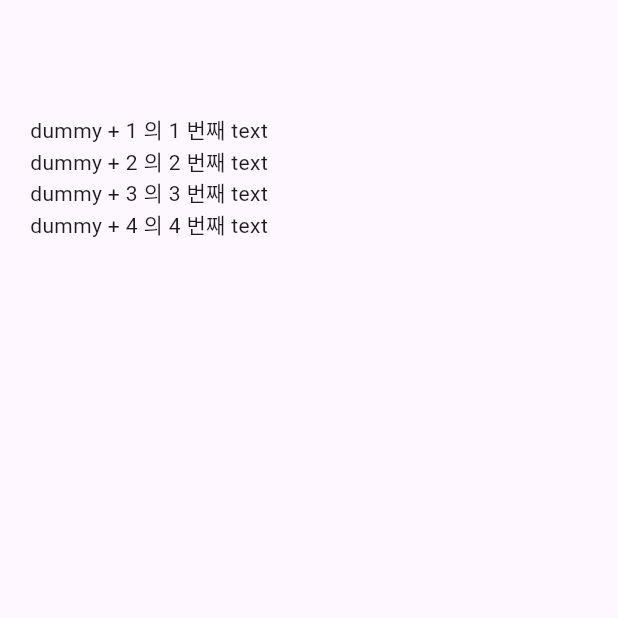
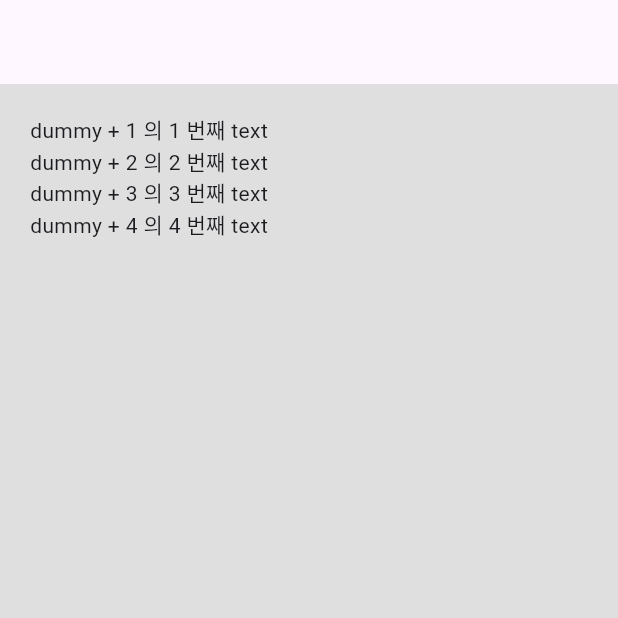
Before and after one commit to team-PHAETHON/Pharmesan_APP, a Flutter app: the screen it shows after launch, on a phone screen of 412 x 824 dp, the top half of it. Run offline on Flutter 3.47's test engine with Material 3 defaults, Android fonts, the phone set to English and light mode, and no system bars.

Commit message:
ui: add background color

```diff
--- a/lib/widget/search_result_catalog.dart
+++ b/lib/widget/search_result_catalog.dart
@@ -29,15 +29,17 @@ class _SearchResultCatalog extends State<SearchResultCatalog> {
 
   @override
   Widget build(BuildContext context) {
-    return ListView.builder(
+    return Scaffold(
+      backgroundColor: Color(0xffDFDFDF),
+      body: ListView.builder(
       padding: const EdgeInsets.all(20),
       itemCount: widget.medicines.length,
       itemBuilder: (BuildContext context, int index) {
         return Text("${widget.medicines[index].name} 의 ${index + 1} 번째 text");
-
-        /// TODO: MedicineCard 이용해 ListView 연결
-        /// return MedicineCard(medicine: widget.medicines[index]);
-      },
+          /// TODO: MedicineCard 이용해 ListView 연결
+          /// return MedicineCard(medicine: widget.medicines[index]);
+        },
+      ),
     );
   }
 }
```
